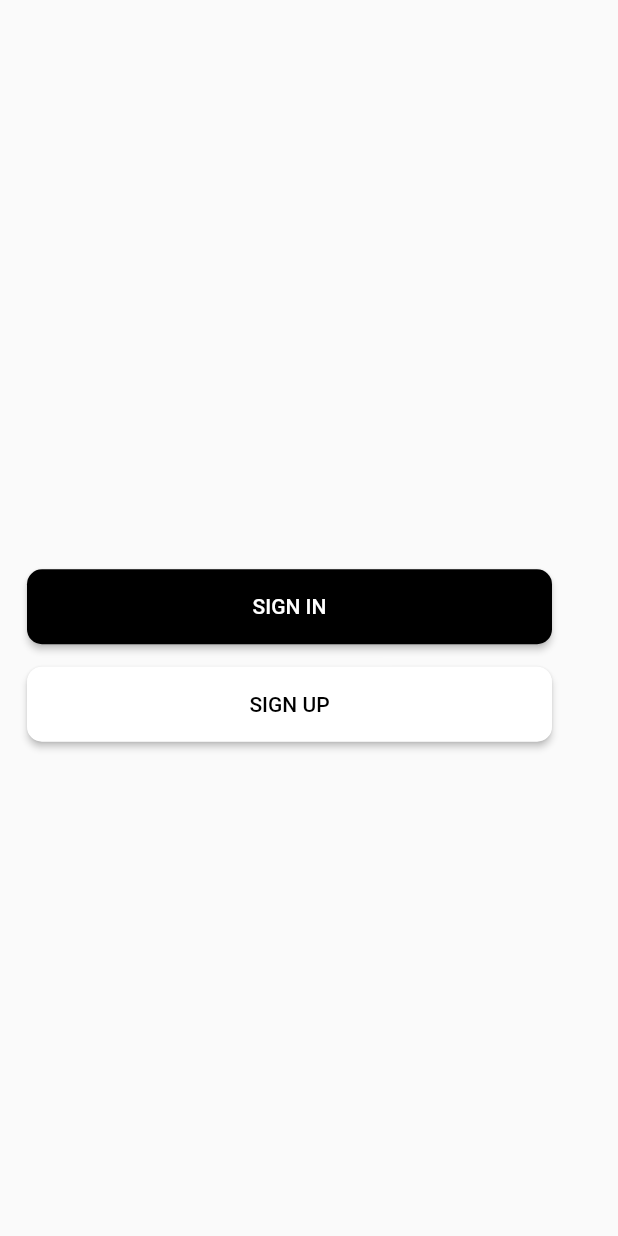
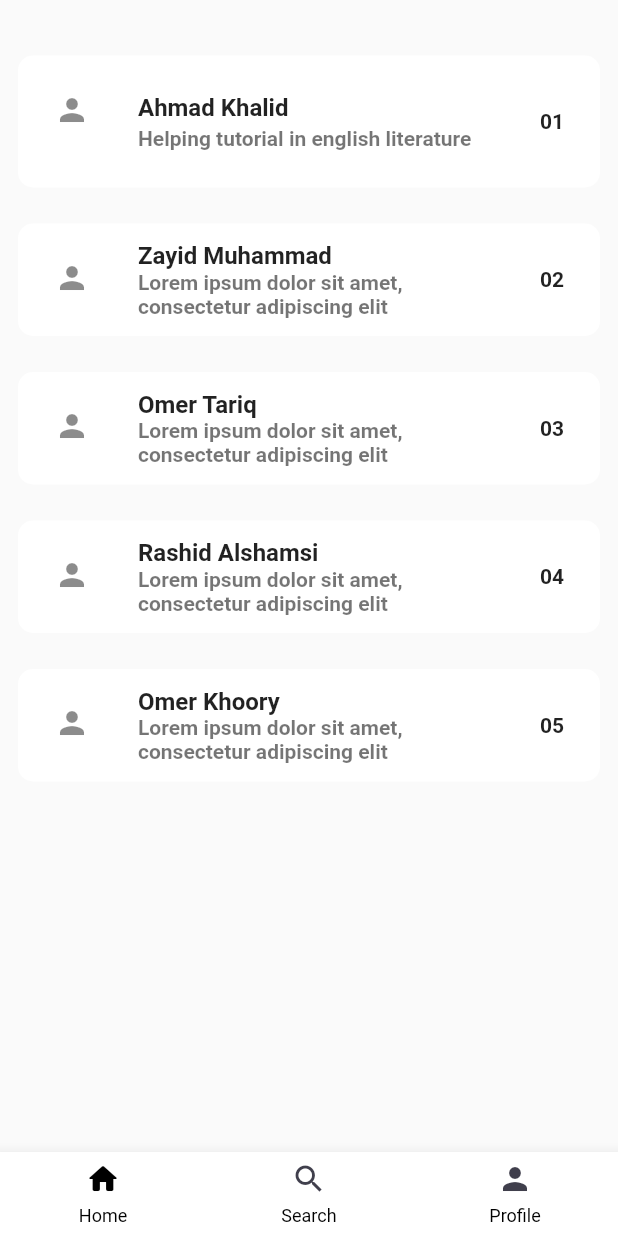
Before and after one commit to AliPunjabi/project2, a Flutter app: the screen it shows after launch, after a tap on "SIGN IN", on a phone screen of 412 x 824 dp. Run offline on Flutter 3.47's test engine with Material 2 defaults, Android fonts, the phone set to English and light mode, and no system bars; our stand-ins replace flutter_screenutil; Roboto replaces fonts that are missing (Raleway).

Commit message:
Screen 4 designed

```diff
--- a/lib/Screens/loginScreen.dart
+++ b/lib/Screens/loginScreen.dart
@@ -5,6 +5,7 @@ import 'package:flutter/material.dart';
 import 'package:project2/Customs/button.dart';
 import 'package:project2/Customs/button2.dart';
 import 'package:project2/Customs/transitions.dart';
+import 'package:project2/Screens/screen4.dart';
 import 'package:project2/Screens/signup.dart';
 
 class loginscreen extends StatelessWidget {
@@ -22,7 +23,7 @@ class loginscreen extends StatelessWidget {
             child: CustomElevatedButton(
                 // cutom button for signup, you can check it properties from lib/Customs/button.dart
                 onPressed: () {
-                  /* Navigator.of(context).push(
+                  Navigator.of(context).push(
                     //transitions used inside navigation for smooth exchange of screens
                     Transitions(
                         //you can check its properties from lib/Customs/transitions.dart
@@ -31,8 +32,8 @@ class loginscreen extends StatelessWidget {
                         duration: const Duration(milliseconds: 500),
                         reverseCurve: Curves.bounceOut,
                         widget:
-                            signup()), //this will leads you to signup screen
-                  );*/
+                            listscreen()), //this will leads you to signup screen
+                  );
                 },
                 child: Text('SIGN IN',
                     style: TextStyle(
--- /dev/null
+++ b/lib/Screens/screen4.dart
@@ -0,0 +1,235 @@
+// ignore_for_file: prefer_const_constructors
+
+import 'package:flutter/material.dart';
+import 'package:project2/Customs/transitions.dart';
+import 'package:flutter_screenutil/flutter_screenutil.dart';
+
+class listscreen extends StatefulWidget {
+  @override
+  State<listscreen> createState() => _listscreenState();
+}
+
+class _listscreenState extends State<listscreen> {
+  @override
+  Widget build(BuildContext context) {
+    ScreenUtil.init(context,
+        designSize: const Size(360, 690), orientation: Orientation.portrait);
+    return Scaffold(
+        body: SingleChildScrollView(
+          child: Column(
+            children: [
+              SizedBox(
+                height: 25,
+              ),
+              Padding(
+                padding: const EdgeInsets.all(8.0),
+                child: Card(
+                  shape: RoundedRectangleBorder(
+                      borderRadius: BorderRadius.circular(10.0)),
+                  elevation: 0,
+                  child: Padding(
+                    padding: const EdgeInsets.all(8.0),
+                    child: ListTile(
+                      leading: Icon(Icons.person),
+                      title: Text(
+                        "Ahmad Khalid",
+                        style: TextStyle(
+                            fontFamily: 'Raleway', fontWeight: FontWeight.bold),
+                      ),
+                      subtitle: Text(
+                        "Helping tutorial in english literature",
+                        style: TextStyle(
+                            fontFamily: 'Raleway', fontWeight: FontWeight.bold),
+                      ),
+                      trailing: Text(
+                        "01",
+                        style: TextStyle(
+                            fontFamily: 'Raleway', fontWeight: FontWeight.bold),
+                      ),
+                    ),
+                  ),
+                ),
+              ),
+              Padding(
+                padding: const EdgeInsets.all(8.0),
+                child: Card(
+                  shape: RoundedRectangleBorder(
+                      borderRadius: BorderRadius.circular(10.0)),
+                  elevation: 0,
+                  child: Padding(
+                    padding: const EdgeInsets.all(8.0),
+                    child: ListTile(
+                      leading: Icon(Icons.person),
+                      title: Text(
+                        "Zayid Muhammad",
+                        style: TextStyle(
+                            fontFamily: 'Raleway', fontWeight: FontWeight.bold),
+                      ),
+                      subtitle: Text(
+                        "Lorem ipsum dolor sit amet, consectetur adipiscing elit",
+                        style: TextStyle(
+                            fontFamily: 'Raleway', fontWeight: FontWeight.bold),
+                      ),
+                      trailing: Text(
+                        "02",
+                        style: TextStyle(
+                            fontFamily: 'Raleway', fontWeight: FontWeight.bold),
+                      ),
+                    ),
+                  ),
+                ),
+              ),
+              Padding(
+                padding: const EdgeInsets.all(8.0),
+                child: Card(
+                  shape: RoundedRectangleBorder(
+                      borderRadius: BorderRadius.circular(10.0)),
+                  elevation: 0,
+                  child: Padding(
+                    padding: const EdgeInsets.all(8.0),
+                    child: ListTile(
+                      leading: Icon(Icons.person),
+                      title: Text(
+                        "Omer Tariq",
+                        style: TextStyle(
+                            fontFamily: 'Raleway', fontWeight: FontWeight.bold),
+                      ),
+                      subtitle: Text(
+                        "Lorem ipsum dolor sit amet, consectetur adipiscing elit",
+                        style: TextStyle(
+                            fontFamily: 'Raleway', fontWeight: FontWeight.bold),
+                      ),
+                      trailing: Text(
+                        "03",
+                        style: TextStyle(
+                            fontFamily: 'Raleway', fontWeight: FontWeight.bold),
+                      ),
+                    ),
+                  ),
+                ),
+              ),
+              Padding(
+                padding: const EdgeInsets.all(8.0),
+                child: Card(
+                  shape: RoundedRectangleBorder(
+                      borderRadius: BorderRadius.circular(10.0)),
+                  elevation: 0,
+                  child: Padding(
+                    padding: const EdgeInsets.all(8.0),
+                    child: ListTile(
+                      leading: Icon(Icons.person),
+                      title: Text(
+                        "Rashid Alshamsi",
+                        style: TextStyle(
+                            fontFamily: 'Raleway', fontWeight: FontWeight.bold),
+                      ),
+                      subtitle: Text(
+                        "Lorem ipsum dolor sit amet, consectetur adipiscing elit",
+                        style: TextStyle(
+                            fontFamily: 'Raleway', fontWeight: FontWeight.bold),
+                      ),
+                      trailing: Text(
+                        "04",
+                        style: TextStyle(
+                            fontFamily: 'Raleway', fontWeight: FontWeight.bold),
+                      ),
+                    ),
+                  ),
+                ),
+              ),
+              Padding(
+                padding: const EdgeInsets.all(8.0),
+                child: Card(
+                  shape: RoundedRectangleBorder(
+                      borderRadius: BorderRadius.circular(10.0)),
+                  elevation: 0,
+                  child: Padding(
+                    padding: const EdgeInsets.all(8.0),
+                    child: ListTile(
+                      leading: Icon(Icons.person),
+                      title: Text(
+                        "Omer Khoory",
+                        style: TextStyle(
+                            fontFamily: 'Raleway', fontWeight: FontWeight.bold),
+                      ),
+                      subtitle: Text(
+                        "Lorem ipsum dolor sit amet, consectetur adipiscing elit",
+                        style: TextStyle(
+                            fontFamily: 'Raleway', fontWeight: FontWeight.bold),
+                      ),
+                      trailing: Text(
+                        "05",
+                        style: TextStyle(
+                            fontFamily: 'Raleway', fontWeight: FontWeight.bold),
+                      ),
+                    ),
+                  ),
+                ),
+              ),
+            ],
+          ),
+        ),
+        bottomNavigationBar: BottomNavigationBar(
+          type: BottomNavigationBarType.fixed,
+          backgroundColor: Colors.white,
+          selectedItemColor: Colors.black,
+          unselectedItemColor: Colors.black,
+          selectedFontSize: 12,
+          unselectedFontSize: 12,
+          onTap: (value) {},
+          items: [
+            BottomNavigationBarItem(
+              icon: Padding(
+                padding: EdgeInsets.only(bottom: 5.h),
+                child: const Icon(
+                  Icons.home_rounded,
+                  color: Color(0xFF403F4C),
+                ),
+              ),
+              activeIcon: Padding(
+                padding: EdgeInsets.only(bottom: 5.h),
+                child: Icon(
+                  Icons.home_rounded,
+                  color: Colors.black,
+                ),
+              ),
+              label: "Home",
+            ),
+            BottomNavigationBarItem(
+              icon: Padding(
+                padding: EdgeInsets.only(bottom: 5.h),
+                child: const Icon(
+                  Icons.search,
+                  color: Color(0xFF403F4C),
+                ),
+              ),
+              activeIcon: Padding(
+                padding: EdgeInsets.only(bottom: 5.h),
+                child: Icon(
+                  Icons.search,
+                  color: Colors.black,
+                ),
+              ),
+              label: "Search",
+            ),
+            BottomNavigationBarItem(
+              icon: Padding(
+                padding: EdgeInsets.only(bottom: 5.h),
+                child: const Icon(
+                  Icons.person,
+                  color: Color(0xFF403F4C),
+                ),
+              ),
+              activeIcon: Padding(
+                padding: EdgeInsets.only(bottom: 5.h),
+                child: Icon(
+                  Icons.person,
+                  color: Colors.black,
+                ),
+              ),
+              label: "Profile",
+            ),
+          ],
+        ));
+  }
+}
--- a/pubspec.yaml
+++ b/pubspec.yaml
@@ -34,6 +34,7 @@ dependencies:
   # The following adds the Cupertino Icons font to your application.
   # Use with the CupertinoIcons class for iOS style icons.
   cupertino_icons: ^1.0.2
+  flutter_screenutil: ^5.5.1
 
 dev_dependencies:
   flutter_test:
```
Also changed, not shown: pubspec.lock.
